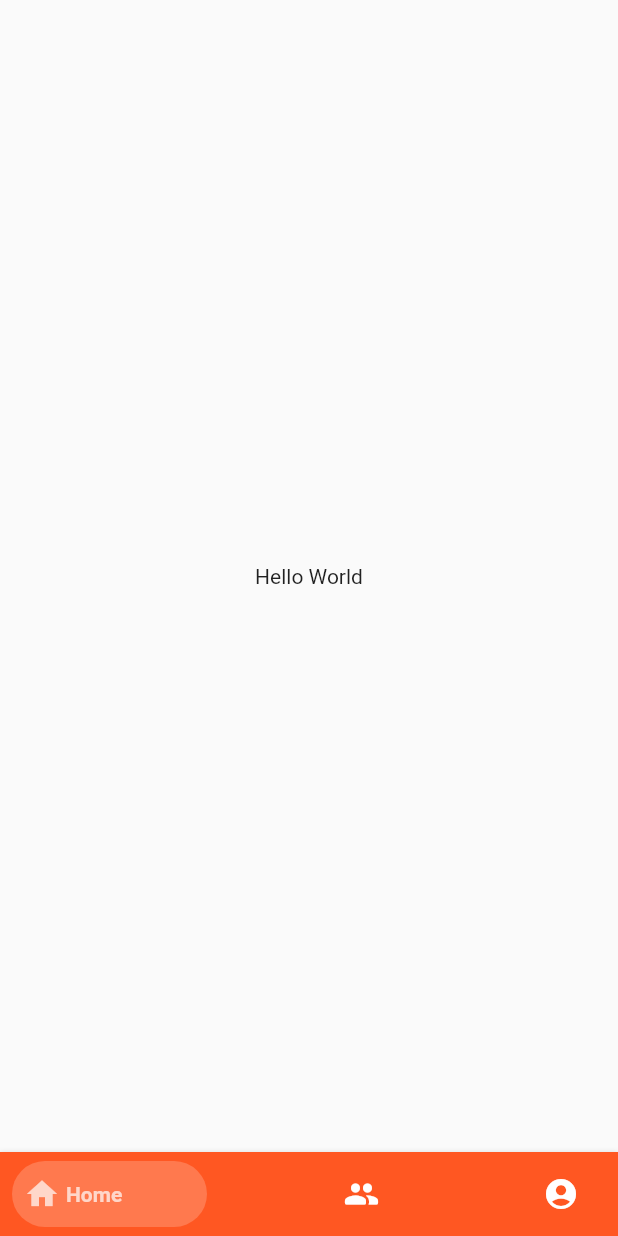
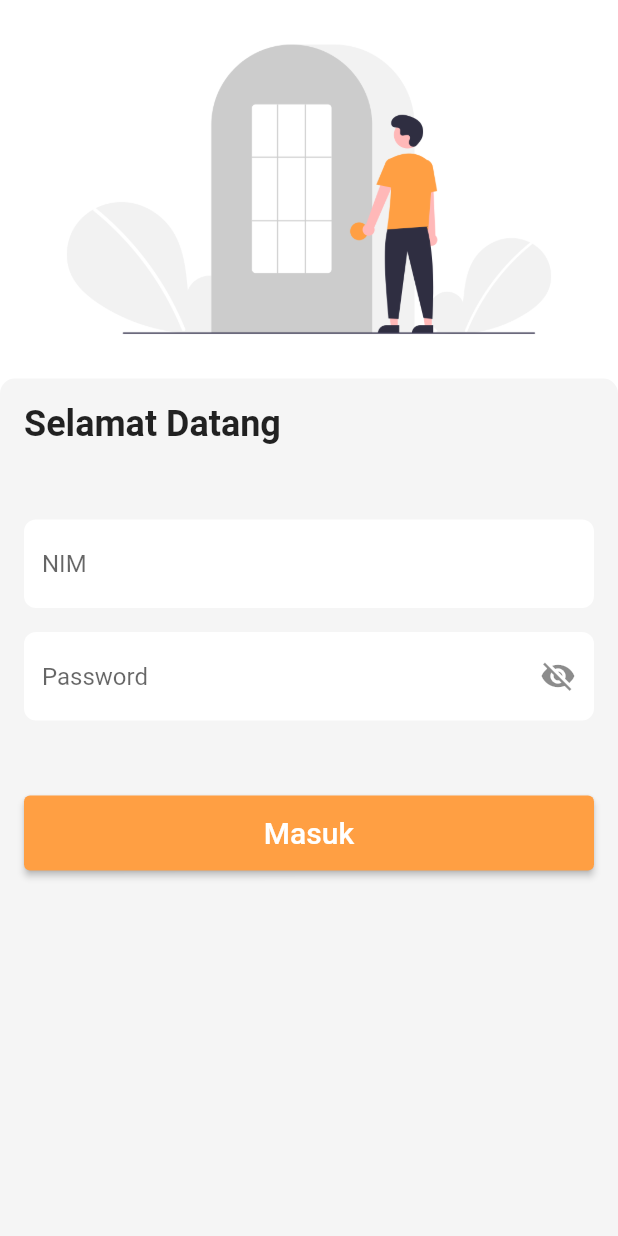
Before and after one commit to Naufal0010/PortalAkademik, a Flutter app: the screen it shows after launch, on a phone screen of 412 x 824 dp. Run offline on Flutter 3.47's test engine with Material 2 defaults, Android fonts, the phone set to English and light mode, and no system bars; drawn by our look-alikes of bottom_navy_bar; our stand-ins replace carousel_slider.

Commit message:
Create Login and dashboard

```diff
--- a/lib/main.dart
+++ b/lib/main.dart
@@ -1,63 +1,23 @@
-import 'package:bottom_navy_bar/bottom_navy_bar.dart';
 import 'package:flutter/material.dart';
+import 'package:portal_akademik/ui/dashboard.dart';
+import 'package:portal_akademik/ui/login.dart';
 
 void main() {
-  runApp(
-    MaterialApp(
-      home: MyApp(),
-    )
-  );
+  runApp(MaterialApp(
+    home: Login(),
+  ));
 }
 
 class MyApp extends StatefulWidget {
-  _MyAppState createState() => new _MyAppState();
+  const MyApp({Key? key}) : super(key: key);
+
+  @override
+  _MyAppState createState() => _MyAppState();
 }
 
-class _MyAppState extends State<MyApp>  {
-
-  int currentIndex = 0;
-
+class _MyAppState extends State<MyApp> {
   @override
   Widget build(BuildContext context) {
-    return Scaffold(
-      body: Center(
-        child: Column(
-          mainAxisAlignment: MainAxisAlignment.center,
-          children: const <Widget>[
-            Text('Hello World')
-          ],
-        ),
-      ),
-      bottomNavigationBar: BottomNavyBar(
-        curve: Curves.easeInOutCirc,
-        backgroundColor: Colors.deepOrange,
-        selectedIndex: currentIndex,
-        onItemSelected: (index) {
-          setState(() {
-            currentIndex = index;
-          });
-        },
-        items: <BottomNavyBarItem>[
-          BottomNavyBarItem(
-            icon: Icon(Icons.home),
-            title: Text('Home'),
-            activeColor: Colors.white70,
-            inactiveColor: Colors.white
-          ),
-          BottomNavyBarItem(
-              icon: Icon(Icons.people_rounded),
-              title: Text('Presensi'),
-              activeColor: Colors.white70,
-              inactiveColor: Colors.white
-          ),
-          BottomNavyBarItem(
-              icon: Icon(Icons.account_circle_rounded),
-              title: Text('Profile'),
-              activeColor: Colors.white70,
-              inactiveColor: Colors.white
-          ),
-        ],
-      ),
-    );
+    return Container();
   }
 }
--- /dev/null
+++ b/lib/ui/login.dart
@@ -0,0 +1,134 @@
+import 'package:flutter/material.dart';
+
+class Login extends StatefulWidget {
+  @override
+  _LoginState createState() => _LoginState();
+}
+
+class _LoginState extends State<Login> {
+  bool _isObscure = true;
+
+  @override
+  Widget build(BuildContext context) {
+    return Scaffold(
+      resizeToAvoidBottomInset: false,
+      body: SingleChildScrollView(
+        child: Container(
+          constraints: BoxConstraints(
+            maxHeight: MediaQuery.of(context).size.height,
+            maxWidth: MediaQuery.of(context).size.width,
+          ),
+          decoration: BoxDecoration(
+            color: Colors.white,
+          ),
+          child: Column(
+            children: [
+              Expanded(
+                flex: 0,
+                child: Column(
+                  children: [Image.asset('assets/images/login_image.png')],
+                ),
+              ),
+              Expanded(
+                flex: 5,
+                child: Container(
+                  width: double.infinity,
+                  decoration: BoxDecoration(
+                    color: Color(0xFFF5F5F5),
+                    borderRadius: BorderRadius.only(
+                      topLeft: Radius.circular(10),
+                      topRight: Radius.circular(10),
+                    ),
+                  ),
+                  child: Padding(
+                    padding: const EdgeInsets.all(16.0),
+                    child: Container(
+                      child: Column(
+                        mainAxisAlignment: MainAxisAlignment.start,
+                        crossAxisAlignment: CrossAxisAlignment.start,
+                        children: [
+                          Text(
+                            'Selamat Datang',
+                            style: TextStyle(
+                                fontSize: 24.0, fontWeight: FontWeight.bold),
+                          ),
+                          SizedBox(
+                            height: 50.0,
+                          ),
+                          Column(
+                            mainAxisAlignment: MainAxisAlignment.center,
+                            crossAxisAlignment: CrossAxisAlignment.center,
+                            children: [
+                              TextField(
+                                keyboardType: TextInputType.number,
+                                decoration: InputDecoration(
+                                  border: OutlineInputBorder(
+                                    borderRadius: BorderRadius.circular(8.0),
+                                    borderSide: BorderSide.none,
+                                  ),
+                                  filled: true,
+                                  fillColor: Color(0xFFFFFFFF),
+                                  hintText: 'NIM',
+                                ),
+                              ),
+                              SizedBox(
+                                height: 16.0,
+                              ),
+                              TextField(
+                                keyboardType: TextInputType.text,
+                                obscureText: _isObscure,
+                                decoration: InputDecoration(
+                                    border: OutlineInputBorder(
+                                      borderRadius: BorderRadius.circular(8.0),
+                                      borderSide: BorderSide.none,
+                                    ),
+                                    filled: true,
+                                    fillColor: Color(0xFFFFFFFF),
+                                    hintText: 'Password',
+                                    suffixIcon: IconButton(
+                                      icon: Icon(
+                                        _isObscure
+                                            ? Icons.visibility_off
+                                            : Icons.visibility,
+                                      ),
+                                      onPressed: () {
+                                        setState(() {
+                                          _isObscure = !_isObscure;
+                                        });
+                                      },
+                                    )),
+                              ),
+                              SizedBox(
+                                height: 50.0,
+                              ),
+                            ],
+                          ),
+                          Container(
+                            width: double.infinity,
+                            child: ElevatedButton(
+                              child: Text(
+                                'Masuk',
+                                style: TextStyle(fontSize: 20),
+                              ),
+                              onPressed: () {
+                                // some code for login
+                              },
+                              style: ElevatedButton.styleFrom(
+                                  fixedSize: Size(330, 50),
+                                  primary: Color(0xFFFF9F43),
+                                  onPrimary: Colors.white),
+                            ),
+                          )
+                        ],
+                      ),
+                    ),
+                  ),
+                ),
+              )
+            ],
+          ),
+        ),
+      ),
+    );
+  }
+}
```
Also changed, not shown: lib/ui/dashboard.dart (added, +128 -0 lines), pubspec.yaml (+3 -68 lines), assets/images/berakhlak.png (added), assets/images/login_image.png (added), assets/images/msib.png (added), assets/images/permata.png (added), pubspec.lock.
